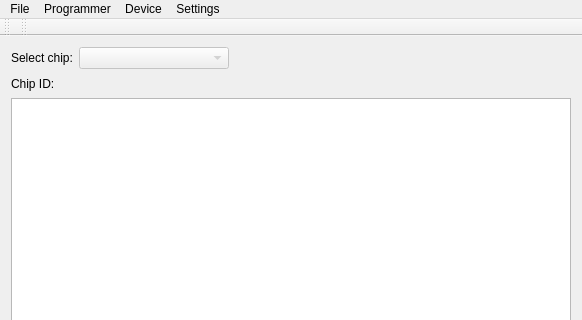
Before: the Qt Designer form qt/main_window.ui in bbogush/nand_programmer, drawn with Qt 5; both pictures show x 0 to 582 and y 0 to 320 of the 582 by 577 pixel window.
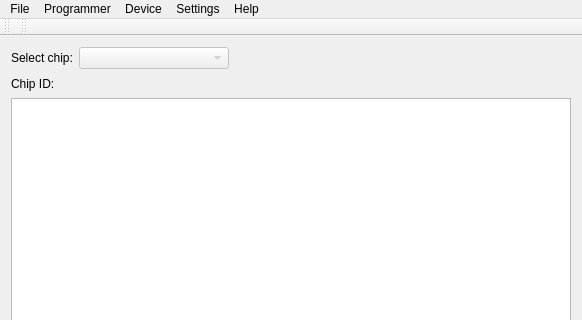
After: the same form once the commit is applied.

Commit message: Implemented about dialog with version

What changed in the file:
```diff
--- a/qt/main_window.ui
+++ b/qt/main_window.ui
@@ -265,10 +265,17 @@
     <addaction name="actionProgrammer"/>
     <addaction name="actionChipDb"/>
    </widget>
+   <widget class="QMenu" name="menuHelp">
+    <property name="title">
+     <string>Help</string>
+    </property>
+    <addaction name="actionAbout"/>
+   </widget>
    <addaction name="menuFile"/>
    <addaction name="menuProgrammer"/>
    <addaction name="menuDevice"/>
    <addaction name="menuSettings"/>
+   <addaction name="menuHelp"/>
   </widget>
   <widget class="QToolBar" name="mainToolBar">
    <attribute name="toolBarArea">
```
Left out of the diff: 5 changed lines with no effect on the pictures. The commit also changes 7 other files.
